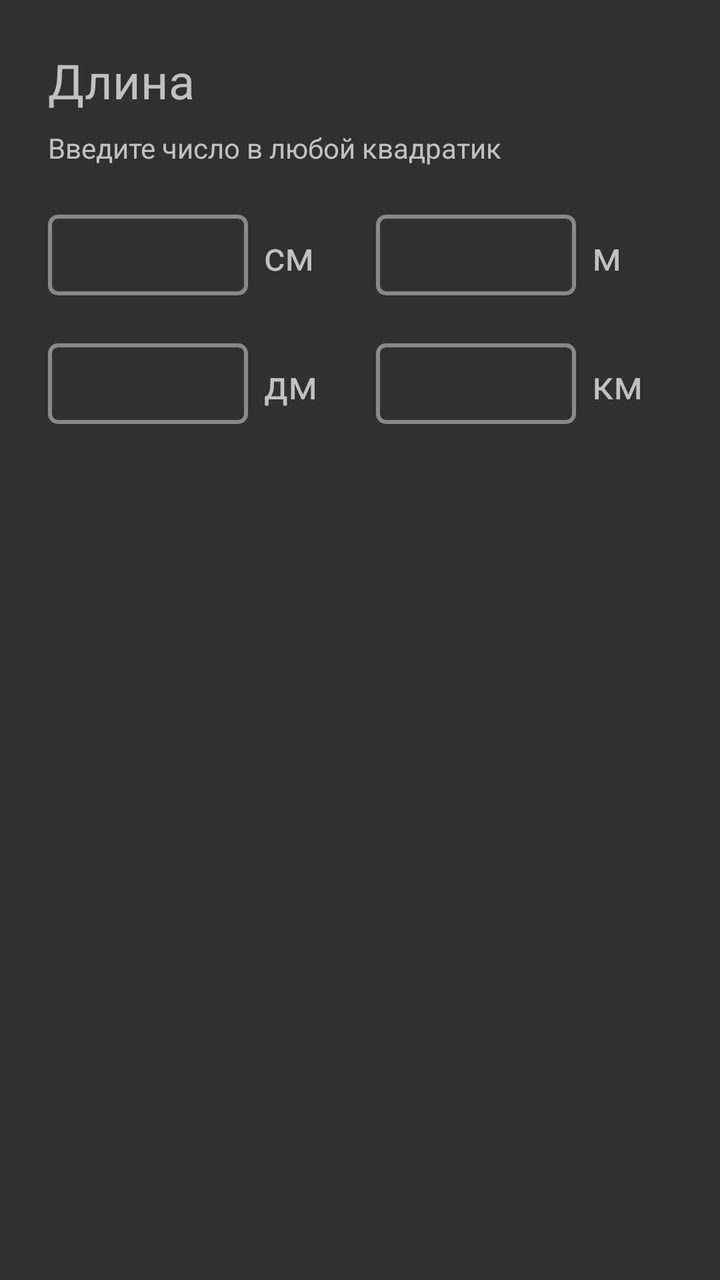
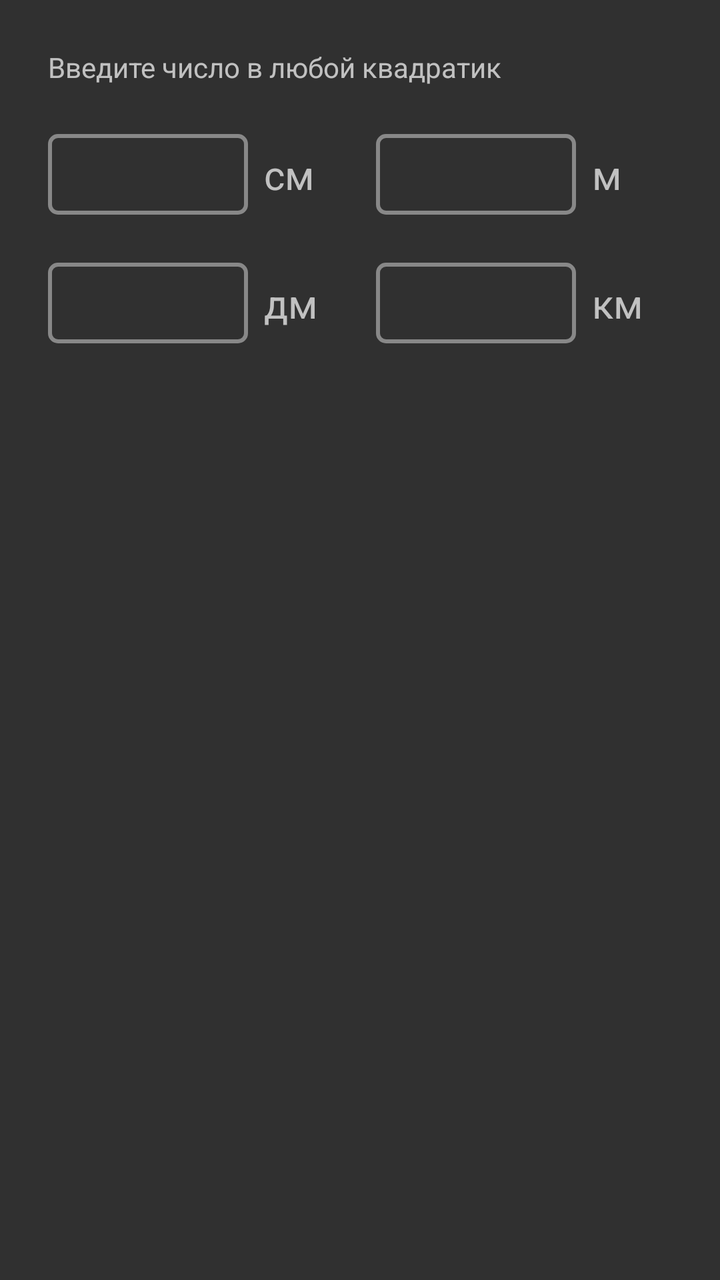

Screens rendered from an Android XML layout before and after an edit, with the pre-edit source and the edit as a unified diff.
<!-- AndroidManifest.xml: application theme android:Theme.Material -->
<!-- res/layout/activity_length.xml -->
<?xml version="1.0" encoding="utf-8"?>
<LinearLayout xmlns:android="http://schemas.android.com/apk/res/android"
    android:layout_width="match_parent"
    android:layout_height="match_parent"
    android:orientation="vertical"
    android:padding="24dp">

    <TextView
        android:layout_width="wrap_content"
        android:layout_height="wrap_content"
        android:text="Длина"
        android:textSize="24sp" />

    <TextView
        android:layout_width="wrap_content"
        android:layout_height="wrap_content"
        android:layout_marginTop="8dp"
        android:text="Введите число в любой квадратик" />

    <LinearLayout
        android:layout_width="match_parent"
        android:layout_height="wrap_content"
        android:layout_marginTop="24dp"
        android:gravity="center_vertical"
        android:orientation="horizontal">

        <EditText
            android:id="@+id/editCm"
            android:layout_width="0dp"
            android:layout_height="wrap_content"
            android:layout_weight="1"
            android:background="@drawable/box"
            android:inputType="numberDecimal|numberSigned" />

        <TextView
            android:layout_width="40dp"
            android:layout_height="wrap_content"
            android:layout_marginStart="8dp"
            android:text="см"
            android:textSize="20sp" />

        <EditText
            android:id="@+id/editM"
            android:layout_width="0dp"
            android:layout_height="wrap_content"
            android:layout_weight="1"
            android:layout_marginStart="16dp"
            android:background="@drawable/box"
            android:inputType="numberDecimal|numberSigned" />

        <TextView
            android:layout_width="40dp"
            android:layout_height="wrap_content"
            android:layout_marginStart="8dp"
            android:text="м"
            android:textSize="20sp" />

    </LinearLayout>

    <LinearLayout
        android:layout_width="match_parent"
        android:layout_height="wrap_content"
        android:layout_marginTop="24dp"
        android:gravity="center_vertical"
        android:orientation="horizontal">

        <EditText
            android:id="@+id/editDm"
            android:layout_width="0dp"
            android:layout_height="wrap_content"
            android:layout_weight="1"
            android:background="@drawable/box"
            android:inputType="numberDecimal|numberSigned" />

        <TextView
            android:layout_width="40dp"
            android:layout_height="wrap_content"
            android:layout_marginStart="8dp"
            android:text="дм"
            android:textSize="20sp" />

        <EditText
            android:id="@+id/editKm"
            android:layout_width="0dp"
            android:layout_height="wrap_content"
            android:layout_weight="1"
            android:layout_marginStart="16dp"
            android:background="@drawable/box"
            android:inputType="numberDecimal|numberSigned" />

        <TextView
            android:layout_width="40dp"
            android:layout_height="wrap_content"
            android:layout_marginStart="8dp"
            android:text="км"
            android:textSize="20sp" />

    </LinearLayout>

</LinearLayout>
<!-- resources referenced by this layout -->
<resources>
  <!-- drawable box (drawable) -->
  <?xml version="1.0" encoding="utf-8"?>
  <shape xmlns:android="http://schemas.android.com/apk/res/android"
      android:shape="rectangle">
      <stroke android:width="2dp" android:color="#888888" />
      <corners android:radius="4dp" />
      <padding android:left="8dp" android:top="8dp" android:right="8dp" android:bottom="8dp" />
  </shape>
</resources>

<!-- the commit's change to res/layout/activity_length.xml (unified diff, before → after) -->
@@ -8,13 +8,6 @@
     <TextView
         android:layout_width="wrap_content"
         android:layout_height="wrap_content"
-        android:text="Длина"
-        android:textSize="24sp" />
-
-    <TextView
-        android:layout_width="wrap_content"
-        android:layout_height="wrap_content"
-        android:layout_marginTop="8dp"
         android:text="Введите число в любой квадратик" />
 
     <LinearLayout
